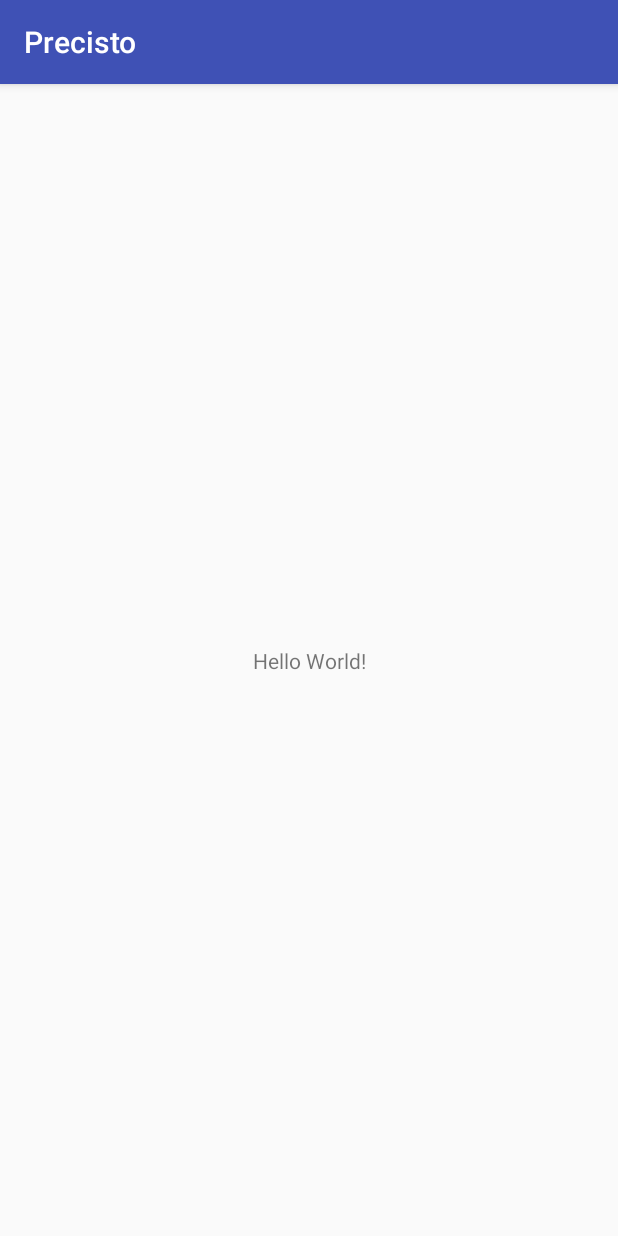
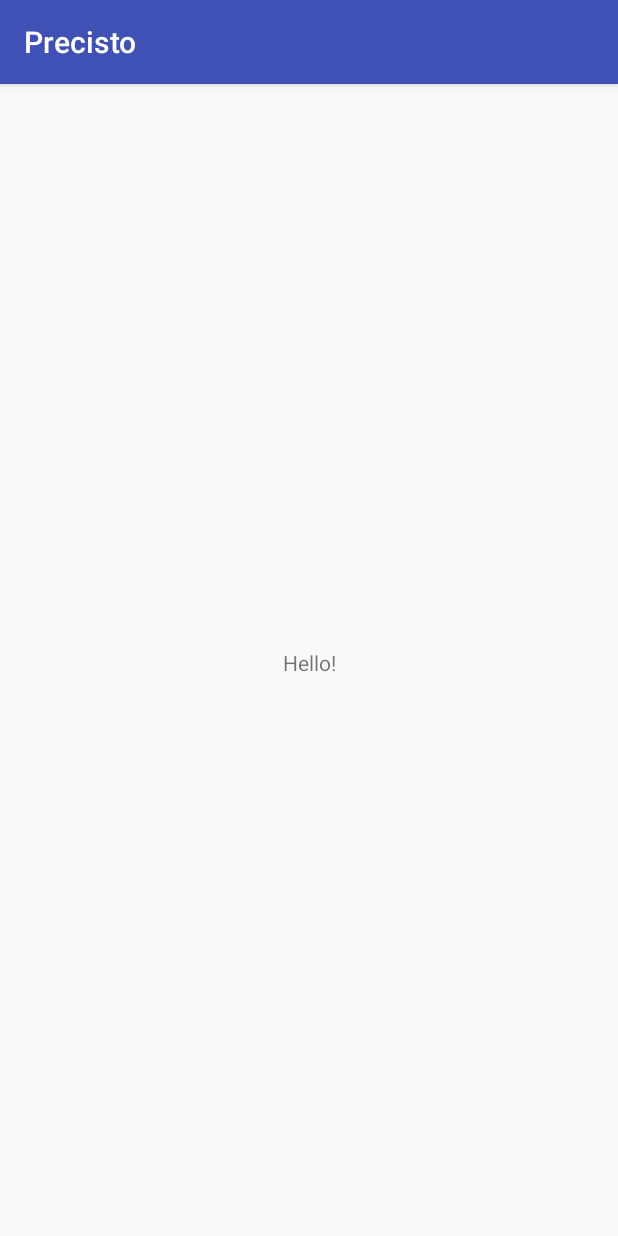
Before and after one commit to shivanipatil14/Precisto, an Android app: the screen it shows after launch (MainActivity), on a phone screen of 412 x 824 dp. Run offline under Robolectric (Android 15) with nearby library versions, the phone set to English and light mode, and no system bars.

Commit message:
Initial Commit

```diff
--- a/app/src/main/res/layout/activity_main.xml
+++ b/app/src/main/res/layout/activity_main.xml
@@ -8,8 +8,8 @@
 
     <TextView
         android:layout_width="wrap_content"
-        android:layout_height="wrap_content"
-        android:text="Hello World!"
+        android:layout_height="16dp"
+        android:text="Hello!"
         app:layout_constraintBottom_toBottomOf="parent"
         app:layout_constraintLeft_toLeftOf="parent"
         app:layout_constraintRight_toRightOf="parent"
```
